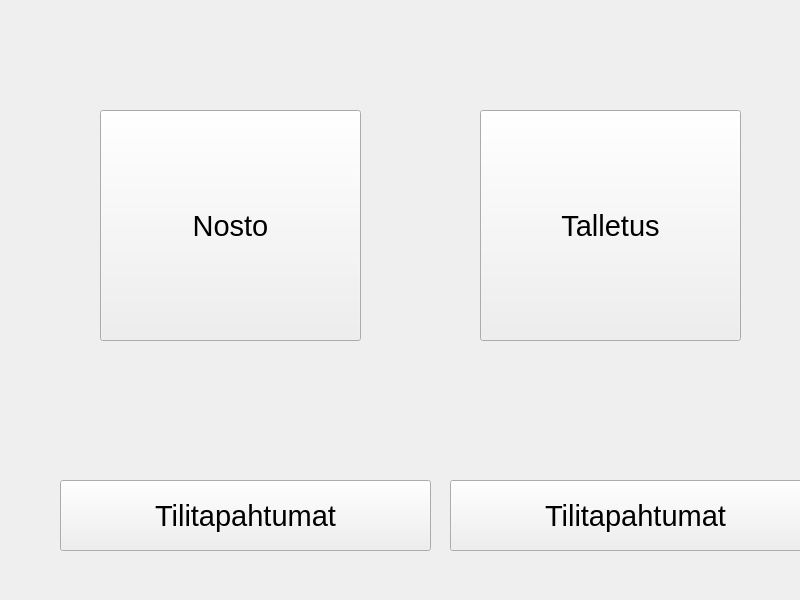
Before: the Qt Designer form qt/banksim/mainwindow.ui in lassesuomela/banksim, drawn with Qt 5.
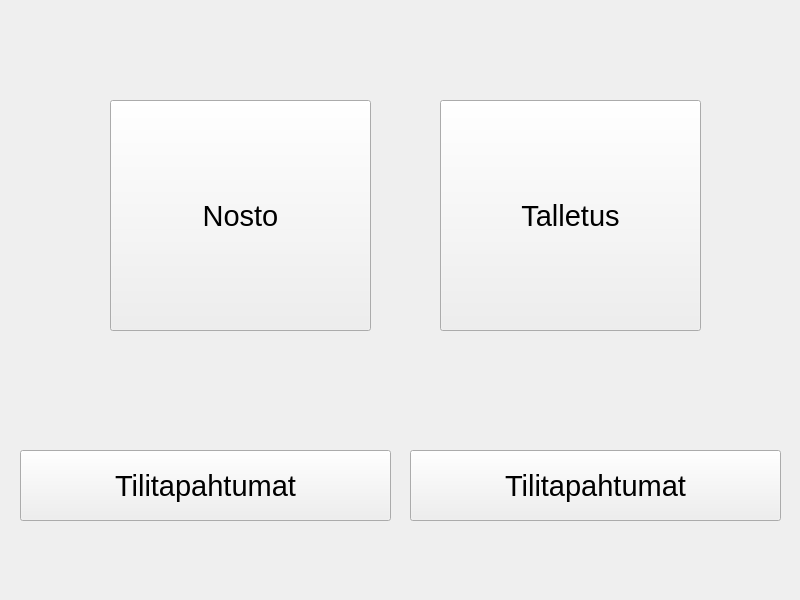
After: the same form once the commit is applied.

```diff
--- a/qt/banksim/mainwindow.ui
+++ b/qt/banksim/mainwindow.ui
@@ -13,29 +13,57 @@
   <property name="windowTitle">
    <string>Form</string>
   </property>
-  <widget class="QToolButton" name="nosto">
+  <widget class="QStackedWidget" name="stackedWidget">
    <property name="geometry">
     <rect>
-     <x>100</x>
-     <y>110</y>
-     <width>261</width>
-     <height>231</height>
+     <x>0</x>
+     <y>0</y>
+     <width>800</width>
+     <height>600</height>
     </rect>
    </property>
+   <widget class="QWidget" name="sivu1">
+    <widget class="QToolButton" name="kirjaudu_ulos">
+     <property name="geometry">
+      <rect>
+       <x>20</x>
+       <y>450</y>
+       <width>371</width>
+       <height>71</height>
+      </rect>
+     </property>
    <property name="font">
     <font>
      <pointsize>22</pointsize>
     </font>
    </property>
    <property name="text">
-    <string>Nosto</string>
+      <string>Tilitapahtumat</string>
+     </property>
+    </widget>
+    <widget class="QToolButton" name="tilitapahtumat">
+     <property name="geometry">
+      <rect>
+       <x>410</x>
+       <y>450</y>
+       <width>371</width>
+       <height>71</height>
+      </rect>
+     </property>
+     <property name="font">
+      <font>
+       <pointsize>22</pointsize>
+      </font>
+     </property>
+     <property name="text">
+      <string>Tilitapahtumat</string>
    </property>
   </widget>
   <widget class="QToolButton" name="talletus">
    <property name="geometry">
     <rect>
-     <x>480</x>
-     <y>110</y>
+       <x>440</x>
+       <y>100</y>
      <width>261</width>
      <height>231</height>
     </rect>
@@ -49,13 +77,13 @@
     <string>Talletus</string>
    </property>
   </widget>
-  <widget class="QToolButton" name="tilitapahtumat">
+    <widget class="QToolButton" name="nosto">
    <property name="geometry">
     <rect>
-     <x>60</x>
-     <y>480</y>
-     <width>371</width>
-     <height>71</height>
+       <x>110</x>
+       <y>100</y>
+       <width>261</width>
+       <height>231</height>
     </rect>
    </property>
    <property name="font">
@@ -64,26 +92,11 @@
     </font>
    </property>
    <property name="text">
-    <string>Tilitapahtumat</string>
-   </property>
-  </widget>
-  <widget class="QToolButton" name="kirjaudu_ulos">
-   <property name="geometry">
-    <rect>
-     <x>450</x>
-     <y>480</y>
-     <width>371</width>
-     <height>71</height>
-    </rect>
-   </property>
-   <property name="font">
-    <font>
-     <pointsize>22</pointsize>
-    </font>
-   </property>
-   <property name="text">
-    <string>Tilitapahtumat</string>
-   </property>
+      <string>Nosto</string>
+     </property>
+    </widget>
+   </widget>
+   <widget class="QWidget" name="sivu2"/>
   </widget>
  </widget>
  <resources/>
```
Lines whose indentation alone changed are shown as unchanged.
